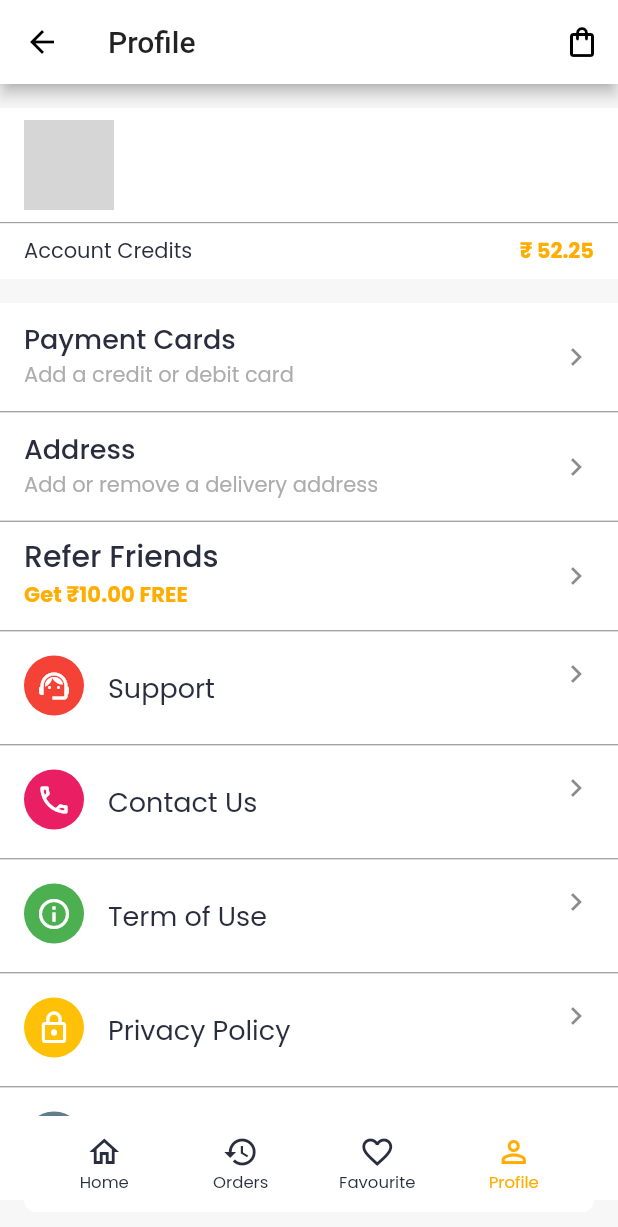
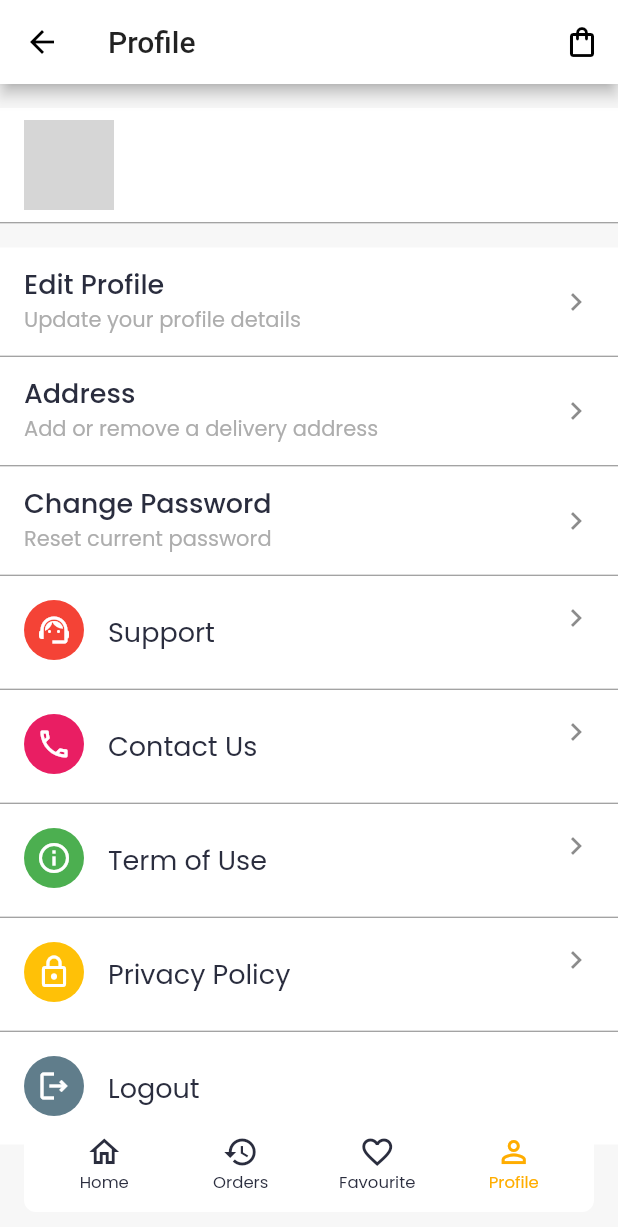
Before and after one commit to IamAKX/combojumbo-spoton, a Flutter app: the MainContainer screen opened by its route, item 4 of the bottom bar chosen, on a phone screen of 412 x 824 dp. Shown: the top 1227 px of the screen. Run offline on Flutter 3.47's test engine with Material 2 defaults, Android fonts, the phone set to English and light mode, and no system bars; drawn by our look-alikes of floating_bottom_navigation_bar; our stand-ins replace awesome_dialog, cached_network_image, carousel_slider, dio, firebase_auth, firebase_core and 14 more; missing offline and left inert: flutter_facebook_auth; accounts and stored records are empty; network calls fail; grey boxes are pictures that could not be loaded.

Commit message:
Update profile ui

```diff
--- a/lib/screen/profile/profile_screen.dart
+++ b/lib/screen/profile/profile_screen.dart
@@ -6,9 +6,11 @@ import 'package:cjspoton/screen/feedback/feedback_screen.dart';
 import 'package:cjspoton/screen/login/login_screen.dart';
 import 'package:cjspoton/screen/main_container/main_container.dart';
 import 'package:cjspoton/screen/privacy_policy/privacy_policy_screen.dart';
+import 'package:cjspoton/screen/reset_password/reset_password_screen.dart';
 import 'package:cjspoton/screen/term_of_use/term_of_use_screen.dart';
 import 'package:cjspoton/services/profile_management_service.dart';
 import 'package:cjspoton/services/snackbar_service.dart';
+import 'package:cjspoton/update_profile/update_profile_screen.dart';
 import 'package:cjspoton/utils/colors.dart';
 import 'package:cjspoton/utils/constants.dart';
 import 'package:cjspoton/utils/prefs_key.dart';
@@ -61,8 +63,9 @@ class _ProfileScreenState extends State<ProfileScreen> {
             children: [
               CircleAvatar(
                 radius: 30,
-                backgroundImage: NetworkImage(
-                    'https://images.unsplash.com/photo-1511367461989-f85a21fda167?ixid=MnwxMjA3fDB8MHxwaG90by1wYWdlfHx8fGVufDB8fHx8&ixlib=rb-1.2.1&auto=format&fit=crop&w=2978&q=80'),
+                backgroundImage: NetworkImage(user.profileImage.isEmpty
+                    ? 'https://images.unsplash.com/photo-1511367461989-f85a21fda167?ixid=MnwxMjA3fDB8MHxwaG90by1wYWdlfHx8fGVufDB8fHx8&ixlib=rb-1.2.1&auto=format&fit=crop&w=2978&q=80'
+                    : user.profileImage),
               ),
               SizedBox(
                 width: defaultPadding,
@@ -84,37 +87,41 @@ class _ProfileScreenState extends State<ProfileScreen> {
           color: borderColor,
           height: 1,
         ),
-        Container(
-          color: bgColor,
-          padding: EdgeInsets.symmetric(
-            horizontal: defaultPadding,
-            vertical: defaultPadding / 2,
-          ),
-          child: Row(
-            mainAxisAlignment: MainAxisAlignment.spaceBetween,
-            children: [
-              Text('Account Credits'),
-              Text(
-                '${Constants.RUPEE} 52.25',
-                style: TextStyle(
-                  color: primaryColor,
-                  fontWeight: FontWeight.bold,
-                ),
-              ),
-            ],
-          ),
-        ),
+        // Container(
+        //   color: bgColor,
+        //   padding: EdgeInsets.symmetric(
+        //     horizontal: defaultPadding,
+        //     vertical: defaultPadding / 2,
+        //   ),
+        //   child: Row(
+        //     mainAxisAlignment: MainAxisAlignment.spaceBetween,
+        //     children: [
+        //       Text('Account Credits'),
+        //       Text(
+        //         '${Constants.RUPEE} 52.25',
+        //         style: TextStyle(
+        //           color: primaryColor,
+        //           fontWeight: FontWeight.bold,
+        //         ),
+        //       ),
+        //     ],
+        //   ),
+        // ),
         SizedBox(
           height: defaultPadding,
         ),
         ListTile(
+          onTap: () {
+            Navigator.of(context)
+                .pushNamed(UpdateProfileScreen.UPDATE_PROFILE_ROUTE);
+          },
           tileColor: bgColor,
           title: Text(
-            'Payment Cards',
+            'Edit Profile',
             style:
                 Theme.of(context).textTheme.headline6?.copyWith(fontSize: 18),
           ),
-          subtitle: Text('Add a credit or debit card'),
+          subtitle: Text('Update your profile details'),
           trailing: Icon(Icons.keyboard_arrow_right),
         ),
         Divider(
@@ -138,25 +145,41 @@ class _ProfileScreenState extends State<ProfileScreen> {
           height: 1,
         ),
         ListTile(
+          onTap: () => Navigator.of(context)
+              .pushNamed(ResetPasswordScreen.RESET_PASSWORD_ROUTE),
           tileColor: bgColor,
           title: Text(
-            'Refer Friends',
+            'Change Password',
             style:
-                Theme.of(context).textTheme.headline6?.copyWith(fontSize: 20),
+                Theme.of(context).textTheme.headline6?.copyWith(fontSize: 18),
           ),
-          subtitle: Text(
-            'Get ${Constants.RUPEE}10.00 FREE',
-            style: Theme.of(context).textTheme.subtitle2?.copyWith(
-                  color: primaryColor,
-                  fontWeight: FontWeight.bold,
-                ),
-          ),
+          subtitle: Text('Reset current password'),
           trailing: Icon(Icons.keyboard_arrow_right),
         ),
         Divider(
           color: borderColor,
           height: 1,
         ),
+        // ListTile(
+        //   tileColor: bgColor,
+        //   title: Text(
+        //     'Refer Friends',
+        //     style:
+        //         Theme.of(context).textTheme.headline6?.copyWith(fontSize: 20),
+        //   ),
+        //   subtitle: Text(
+        //     'Get ${Constants.RUPEE}10.00 FREE',
+        //     style: Theme.of(context).textTheme.subtitle2?.copyWith(
+        //           color: primaryColor,
+        //           fontWeight: FontWeight.bold,
+        //         ),
+        //   ),
+        //   trailing: Icon(Icons.keyboard_arrow_right),
+        // ),
+        // Divider(
+        //   color: borderColor,
+        //   height: 1,
+        // ),
         ListTile(
           onTap: () =>
               Navigator.of(context).pushNamed(FeedbackScreen.FEEDBACK_ROUTE),
--- a/lib/utils/api.dart
+++ b/lib/utils/api.dart
@@ -16,6 +16,7 @@ class API {
   static const String ResetPassword = '${BASE_URL}reset-password.php';
 
   static const String Profile = '${BASE_URL}myprofile.php';
+  static const String UpdateProfile = '${BASE_URL}update-profile';
 
   static const String Outlets = '${BASE_URL}outlet.php';
   static const String Categories = '${BASE_URL}category';
--- a/lib/utils/navigator.dart
+++ b/lib/utils/navigator.dart
@@ -14,6 +14,7 @@ import 'package:cjspoton/screen/privacy_policy/privacy_policy_screen.dart';
 import 'package:cjspoton/screen/register/register_screen.dart';
 import 'package:cjspoton/screen/reset_password/reset_password_screen.dart';
 import 'package:cjspoton/screen/term_of_use/term_of_use_screen.dart';
+import 'package:cjspoton/update_profile/update_profile_screen.dart';
 import 'package:flutter/material.dart';
 
 class NavRoute {
@@ -53,9 +54,10 @@ class NavRoute {
         return MaterialPageRoute(builder: (_) => MenuScreen());
       case ResetPasswordScreen.RESET_PASSWORD_ROUTE:
         return MaterialPageRoute(builder: (_) => ResetPasswordScreen());
-
       case FeedbackScreen.FEEDBACK_ROUTE:
         return MaterialPageRoute(builder: (_) => FeedbackScreen());
+      case UpdateProfileScreen.UPDATE_PROFILE_ROUTE:
+        return MaterialPageRoute(builder: (_) => UpdateProfileScreen());
 
       default:
         return _errorRoute();
```
Also changed, not shown: lib/update_profile/update_profile_screen.dart (added, +78 -0 lines), lib/widgets/phone_edittext_with_heading.dart (added, +89 -0 lines).
